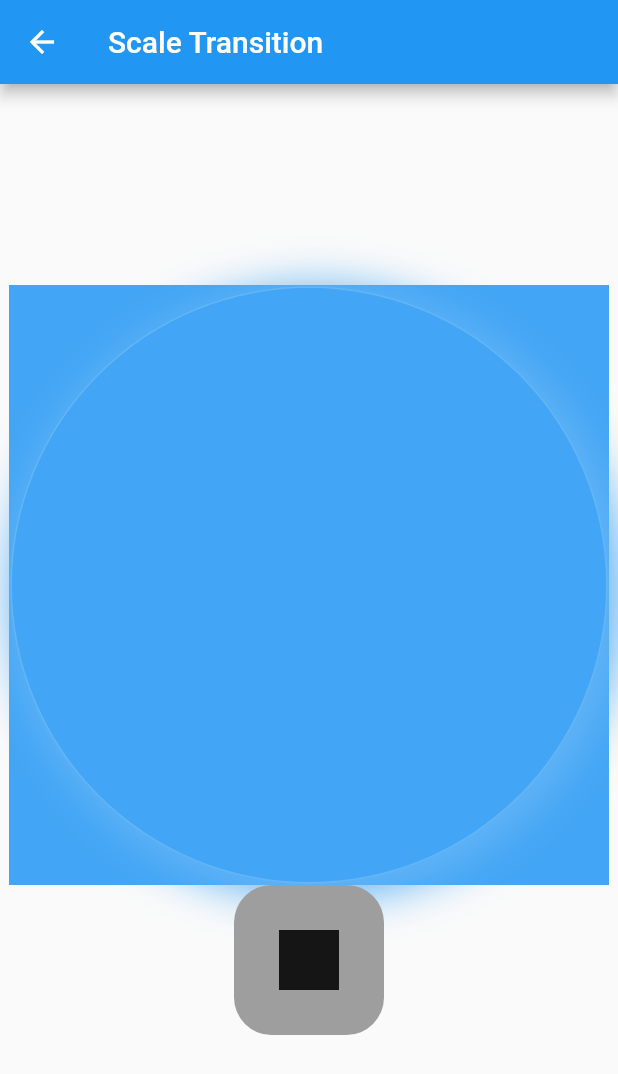
After one commit to gyakhoe/flutter_animation, a Flutter app: the RippleScaleTransition screen opened by its route, on a phone screen of 412 x 824 dp. The commit adds this screen. Shown: the top 1074 px of the screen. Run offline on Flutter 3.47's test engine with Material 2 defaults, Android fonts, the phone set to English and light mode, and no system bars.

Commit message:
done with fooTransition widgets.

```diff
--- a/lib/common/routes.dart
+++ b/lib/common/routes.dart
@@ -20,7 +20,8 @@ class Routes {
   static String starAnimation = '/tween-animation/star';
   static String rotation = '/tween-animation/roatation';
   static String galaxyRotation = '/transition/galaxy-rotation';
-  static String itemsScaletransiton = '/transition/item-scale-transition';
+  static String rippleScaleTransition = '/transition/ripple-scale-transition';
+  static String bouncingItemTransition = '/transition/moving-item-transition';
 
   static Map<String, WidgetBuilder> routeMap = {
     Routes.homePage: (context) => MyHomePage(title: 'Flutter Animation'),
@@ -36,6 +37,7 @@ class Routes {
     Routes.starAnimation: (context) => Star(),
     Routes.rotation: (context) => Rotation(),
     Routes.galaxyRotation: (context) => GalaxyRotationTransition(),
-    Routes.itemsScaletransiton: (context) => ItemsScaleTransition(),
+    Routes.rippleScaleTransition: (context) => RippleScaleTransition(),
+    Routes.bouncingItemTransition: (context) => MovingItemTransition(),
   };
 }
--- /dev/null
+++ b/lib/transition/ripple_scale_transition.dart
@@ -0,0 +1,96 @@
+import 'package:flutter/material.dart';
+import 'package:flutter_animation/widgets/center_item_with_button.dart';
+
+class RippleScaleTransition extends StatefulWidget {
+  RippleScaleTransition({Key key}) : super(key: key);
+
+  @override
+  _RippleScaleTransitionState createState() => _RippleScaleTransitionState();
+}
+
+class _RippleScaleTransitionState extends State<RippleScaleTransition>
+    with SingleTickerProviderStateMixin {
+  AnimationController _animationController;
+  Animation<double> _animation;
+
+  @override
+  void initState() {
+    _animationController = AnimationController(
+      vsync: this,
+      duration: const Duration(seconds: 2),
+      lowerBound: 0,
+      upperBound: 1,
+    );
+    _animation = CurvedAnimation(
+      parent: _animationController,
+      curve: Curves.easeInOut,
+    );
+
+    _animationController.repeat();
+    super.initState();
+  }
+
+  @override
+  Widget build(BuildContext context) {
+    return Scaffold(
+      appBar: AppBar(
+        title: Text('Scale Transition'),
+      ),
+      body: centerItemWithBottomButton(
+          centerItem: Container(
+            width: MediaQuery.of(context).size.width,
+            height: MediaQuery.of(context).size.height,
+            color: Colors.blue[400],
+            child: Stack(
+              children: <Widget>[
+                Align(
+                  child: ScaleTransition(
+                    scale: _animation,
+                    child: Container(
+                      decoration: BoxDecoration(
+                        boxShadow: [
+                          BoxShadow(
+                            color: Colors.blue[300],
+                            blurRadius: 25,
+                            spreadRadius: 5,
+                            offset: Offset(
+                              5,
+                              5,
+                            ),
+                          ),
+                        ],
+                        border: Border.all(
+                          width: 1,
+                          color: Colors.blue[300],
+                          style: BorderStyle.solid,
+                        ),
+                        shape: BoxShape.circle,
+                      ),
+                      child: Container(
+                        decoration: BoxDecoration(
+                          color: Colors.blue[400],
+                          shape: BoxShape.circle,
+                        ),
+                      ),
+                    ),
+                  ),
+                )
+              ],
+            ),
+          ),
+          button: IconButton(
+            icon: Icon(_animationController.isAnimating
+                ? Icons.stop
+                : Icons.play_arrow),
+            iconSize: 80,
+            onPressed: () {
+              setState(() {
+                _animationController.isAnimating
+                    ? _animationController.stop()
+                    : _animationController.repeat();
+              });
+            },
+          )),
+    );
+  }
+}
--- a/lib/transition/transition_screens.dart
+++ b/lib/transition/transition_screens.dart
@@ -1,2 +1,3 @@
 export 'galaxy_rotation_transition.dart';
-export 'items_scale_transition.dart';
+export 'ripple_scale_transition.dart';
+export 'moving_item_positioned_transition.dart';
```
Also changed, not shown: lib/main.dart (+6 -1 lines), lib/transition/items_scale_transition.dart (deleted, +0 -54 lines), lib/transition/moving_item_positioned_transition.dart (added, +69 -0 lines).
